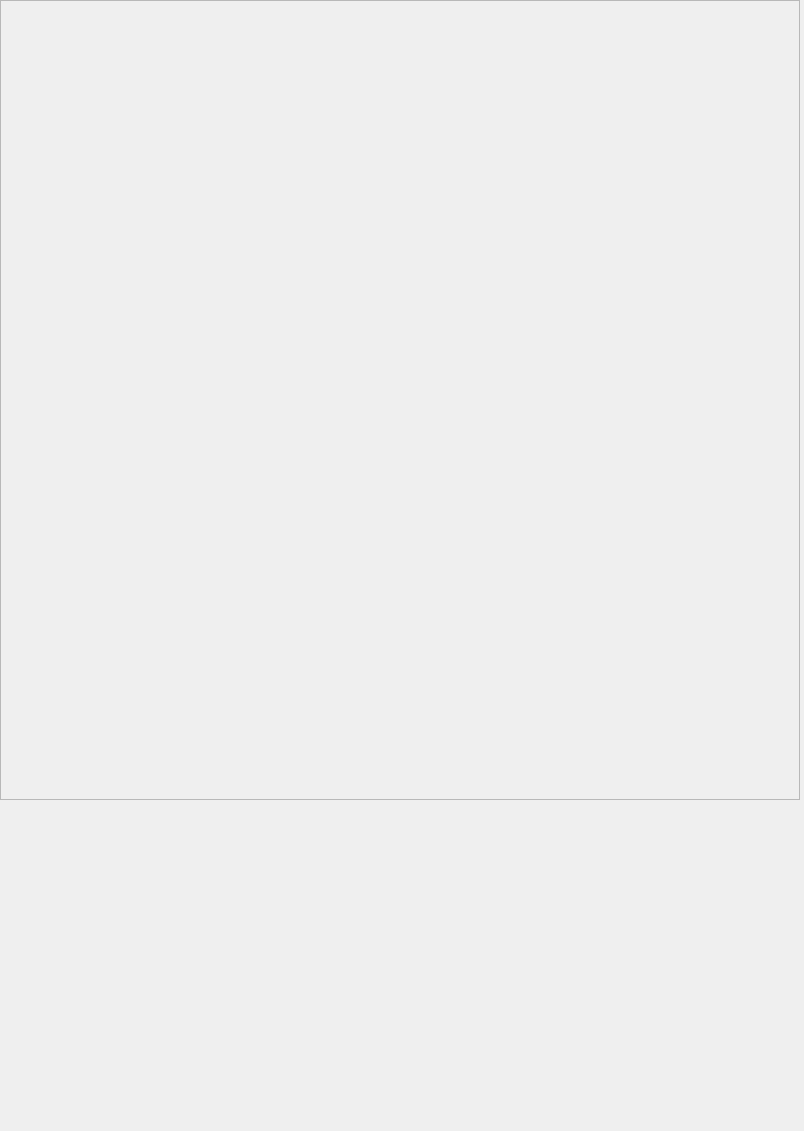
Old version of the form qml/main.ui in the repository anjandev/fedi-go.
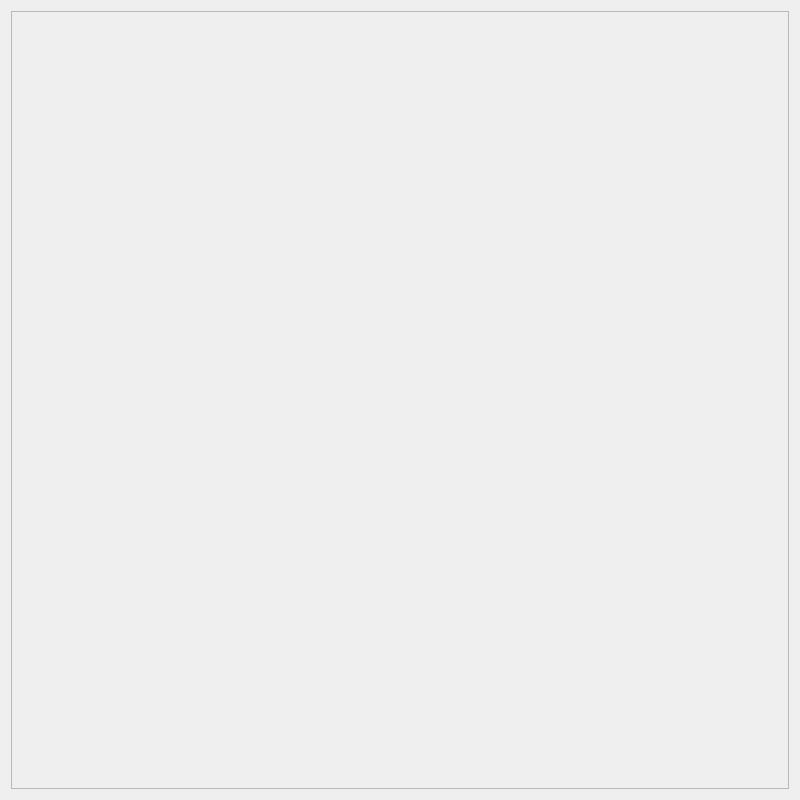
New version of the form.

Commit message: Started adding images

The edit to the form file:
```diff
--- a/qml/main.ui
+++ b/qml/main.ui
@@ -6,8 +6,8 @@
    <rect>
     <x>0</x>
     <y>0</y>
-    <width>804</width>
-    <height>1131</height>
+    <width>800</width>
+    <height>800</height>
    </rect>
   </property>
   <property name="minimumSize">
@@ -19,49 +19,40 @@
   <property name="windowTitle">
    <string>Form</string>
   </property>
-  <widget class="QFrame" name="frame">
-   <property name="geometry">
-    <rect>
-     <x>0</x>
-     <y>0</y>
-     <width>800</width>
-     <height>800</height>
-    </rect>
-   </property>
-   <property name="sizePolicy">
-    <sizepolicy hsizetype="Preferred" vsizetype="Expanding">
-     <horstretch>0</horstretch>
-     <verstretch>0</verstretch>
-    </sizepolicy>
-   </property>
-   <property name="minimumSize">
-    <size>
-     <width>800</width>
-     <height>800</height>
-    </size>
-   </property>
-   <property name="frameShape">
-    <enum>QFrame::StyledPanel</enum>
-   </property>
-   <property name="frameShadow">
-    <enum>QFrame::Raised</enum>
-   </property>
-   <widget class="QWidget" name="verticalLayoutWidget">
+  <layout class="QGridLayout" name="gridLayout">
+   <item row="0" column="0">
+    <widget class="QScrollArea" name="scrollArea">
+     <property name="sizeAdjustPolicy">
+      <enum>QAbstractScrollArea::AdjustToContents</enum>
+     </property>
+     <property name="widgetResizable">
+      <bool>true</bool>
+     </property>
+     <property name="alignment">
+      <set>Qt::AlignLeading|Qt::AlignLeft|Qt::AlignTop</set>
+     </property>
+     <widget class="QWidget" name="scrollAreaWidgetContents">
     <property name="geometry">
      <rect>
       <x>0</x>
       <y>0</y>
-      <width>801</width>
-      <height>801</height>
-     </rect>
-    </property>
+        <width>780</width>
+        <height>780</height>
+       </rect>
+      </property>
+      <layout class="QGridLayout" name="gridLayout_2">
+       <item row="0" column="0">
     <layout class="QVBoxLayout" name="posts">
      <property name="sizeConstraint">
       <enum>QLayout::SetNoConstraint</enum>
      </property>
     </layout>
-   </widget>
-  </widget>
+       </item>
+      </layout>
+     </widget>
+    </widget>
+   </item>
+  </layout>
  </widget>
  <resources/>
  <connections/>
```
Lines whose indentation alone changed are shown as unchanged. The commit also changes 1 other file.
